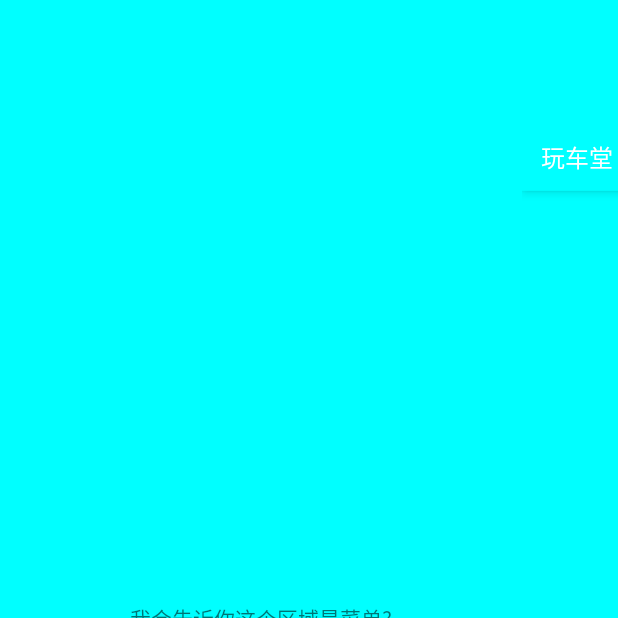
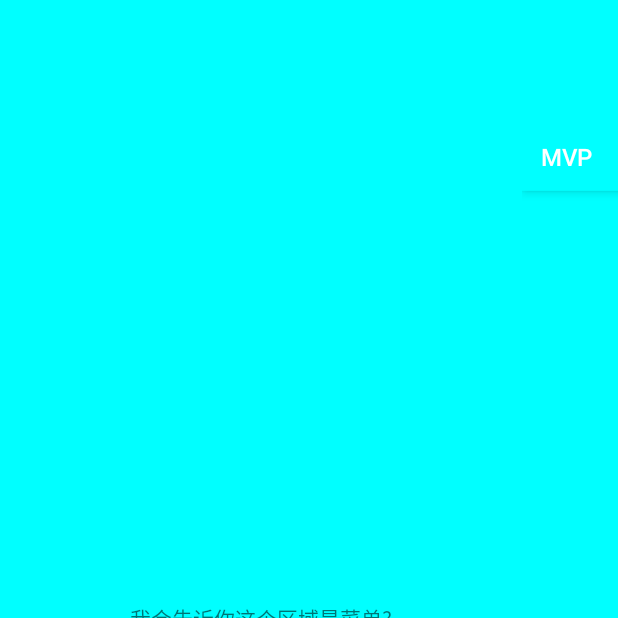
Before and after one commit to hahahazzz/MVP, an Android app: the screen it shows after launch (HomeActivity), with the side drawer open, on a phone screen of 412 x 824 dp, the top half of it. Run offline under Robolectric (Android 15) with nearby library versions, the phone set to English and light mode, and no system bars; our stand-ins replace ButterKnife, RxJava; libraries missing offline, so code that uses them is left out: cn.jpush.android, com.ashokvarma.bottomnavigation, com.orhanobut.logger, com.squareup.leakcanary, com.tencent.bugly; plain views replace BottomNavigationBar; 14 statements that could not run were skipped.

Commit message:
替换一些不需要的名称字符串

```diff
--- a/app/src/main/res/values/strings.xml
+++ b/app/src/main/res/values/strings.xml
@@ -1,14 +1,14 @@
 <resources>
-    <string name="app_name">玩车堂</string>
+    <string name="app_name">MVP</string>
     <string name="title_debug">开发调试</string>
     <string name="text_hint_debug_save_url">保存空白字符表示使用默认Api地址\n<b>保存后重启App生效</b></string>
     <string name="toast_debug_url_save_success">保存成功</string>
     <string name="text_hint_target_url">请输入API主机地址</string>
-    <string name="tab_home_shopping_guide">导购</string>
-    <string name="tab_home_buy_car">买车</string>
-    <string name="tab_home_play_car">玩车堂</string>
-    <string name="tab_home_finance">金融</string>
-    <string name="tab_home_community">社区</string>
+    <string name="tab_home_shopping_guide">Tab1</string>
+    <string name="tab_home_buy_car">Tab2</string>
+    <string name="tab_home_play_car">MVP</string>
+    <string name="tab_home_finance">Tab3</string>
+    <string name="tab_home_community">Tab4</string>
     <string name="toast_home_click_again_to_exit">再点一次退出</string>
     <string name="toast_message_push_alias_set_failed">别名设置失败</string>
 </resources>
```
